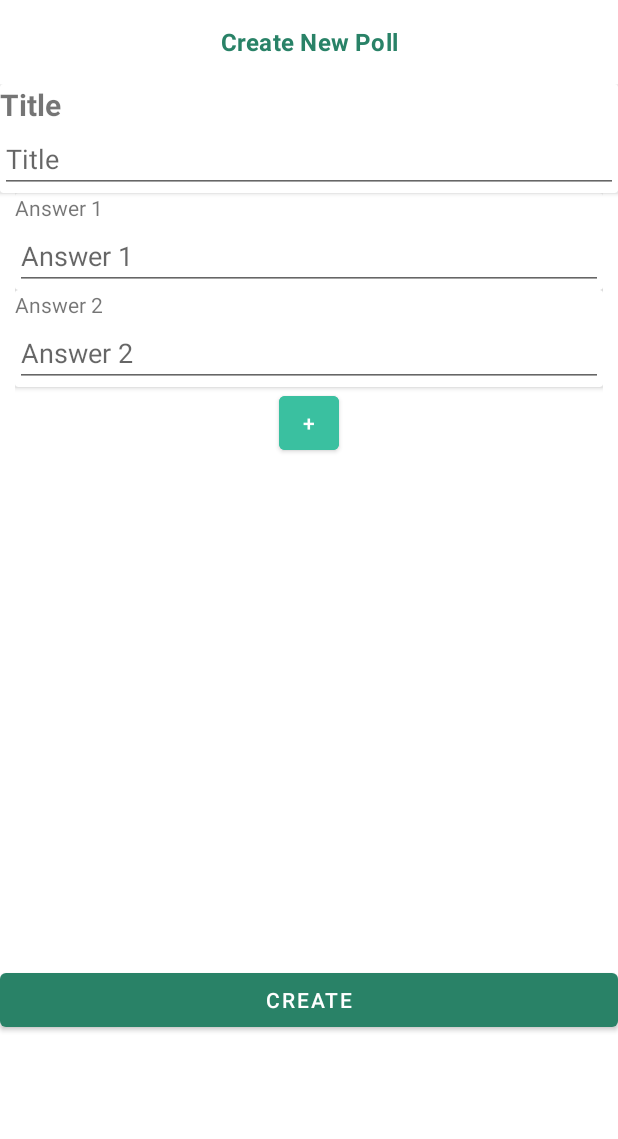
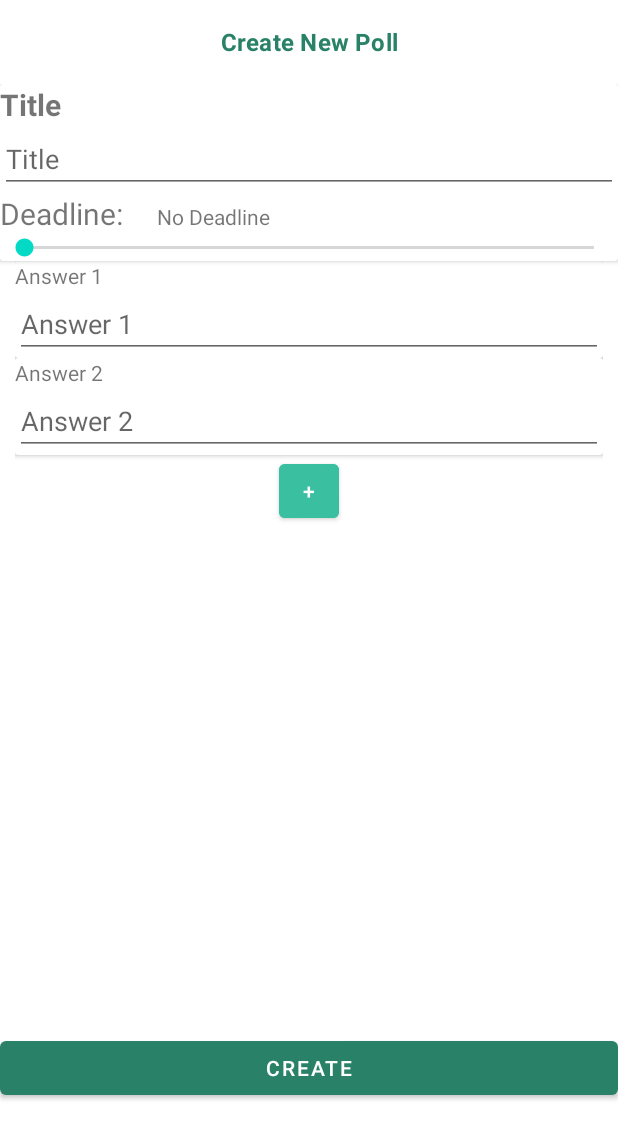
Before and after one commit to PaettyB/MobServApp, an Android app: the CreatePollFragment screen opened through its navigation route, on a phone screen of 412 x 824 dp. Shown: the top 1139 px of the screen. Run offline under Robolectric (Android 15) with nearby library versions, the phone set to English and light mode, and no system bars; our stand-ins replace Firebase (no records; nobody signed in at launch, a user with empty details on screens opened directly), navigation-ui.

Commit message:
merge fix

```diff
--- a/app/src/main/res/layout/fragment_create_poll.xml
+++ b/app/src/main/res/layout/fragment_create_poll.xml
@@ -42,6 +42,33 @@
                         android:ems="10"
                         android:hint="Title"
                         android:inputType="text" />
+
+                    <LinearLayout
+                        android:layout_width="match_parent"
+                        android:layout_height="match_parent"
+                        android:orientation="horizontal">
+
+                        <TextView
+                            android:id="@+id/textView"
+                            android:layout_width="wrap_content"
+                            android:layout_height="wrap_content"
+                            android:layout_weight="0.1"
+                            android:text="Deadline:"
+                            android:textSize="20sp" />
+
+                        <TextView
+                            android:id="@+id/deadlineText"
+                            android:layout_width="wrap_content"
+                            android:layout_height="wrap_content"
+                            android:layout_weight="1"
+                            android:text="No Deadline" />
+                    </LinearLayout>
+
+                    <SeekBar
+                        android:id="@+id/seekBar"
+                        android:layout_width="match_parent"
+                        android:layout_height="wrap_content" />
+
                 </LinearLayout>
 
             </androidx.cardview.widget.CardView>
```
